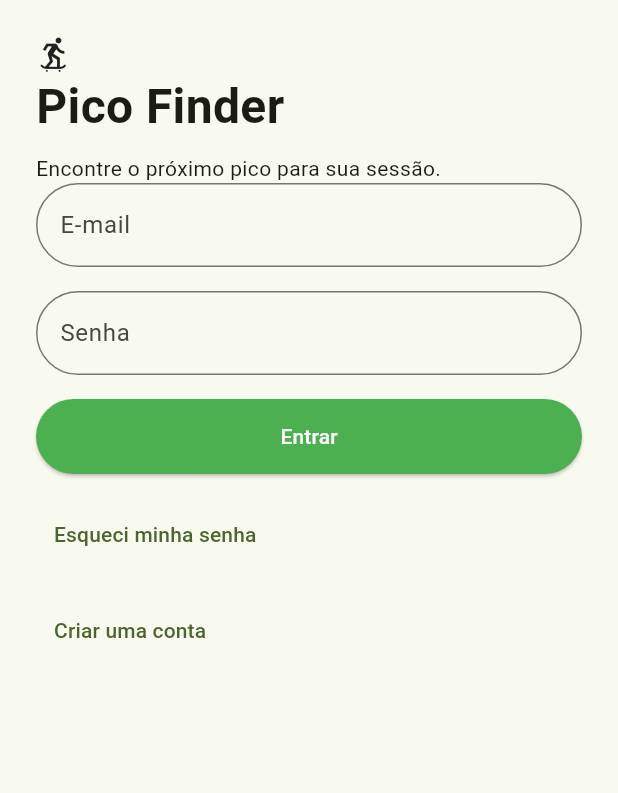
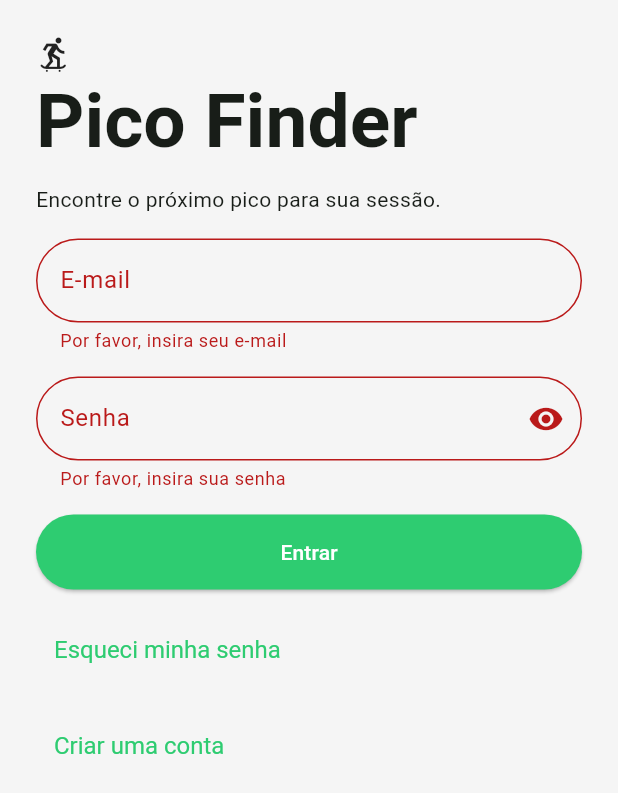
Before and after one commit to Raomelo05/Pico-Finder, a Flutter app: the screen it shows after launch, after a tap on "Entrar", on a phone screen of 412 x 824 dp. Shown: the top 793 px of the screen. Run offline on Flutter 3.47's test engine with Material 3 defaults, Android fonts, the phone set to English and light mode, and no system bars; Roboto replaces fonts that are missing (Poppins).

Commit message:
Atualizações do login e estrutura do projeto

```diff
--- a/lib/core/constants/theme/routes/services/utils/app_text_style.dart
+++ b/lib/core/constants/theme/routes/services/utils/app_text_style.dart
@@ -1,17 +1,19 @@
 import 'package:flutter/material.dart';
 
-class AppTextStyle {
+class AppTextStyles {
   static const TextStyle heading1 = TextStyle(
     fontSize: 32,
     fontWeight: FontWeight.bold,
   );
 
   static const TextStyle heading2 = TextStyle(
+    fontFamily: 'Pacifico',
     fontSize: 24,
     fontWeight: FontWeight.bold,
   );
 
-  static const TextStyle bodyText = TextStyle(
+  static const TextStyle body = TextStyle(
+    fontFamily: 'Poppins',
     fontSize: 16,
     fontWeight: FontWeight.normal,
   );
--- a/lib/core/constants/theme/routes/services/utils/app_theme.dart
+++ b/lib/core/constants/theme/routes/services/utils/app_theme.dart
@@ -1,6 +1,53 @@
 import 'package:flutter/material.dart';
+import 'package:pico_finder/core/constants/theme/routes/services/utils/app_colors.dart';
+import 'package:pico_finder/core/constants/theme/routes/services/utils/app_text_style.dart';
+
 
 
 class AppTheme {
+  static final ThemeData lightTheme = ThemeData(
+    brightness: Brightness.light,
+
+    scaffoldBackgroundColor: AppColors.backgroundColor,
+
+   colorScheme: ColorScheme.fromSeed(
+    seedColor: AppColors.primaryColor),
+
+   elevatedButtonTheme: ElevatedButtonThemeData(
+  style: ElevatedButton.styleFrom(
+    backgroundColor: AppColors.primaryColor,
+    foregroundColor: Colors.white,
+    minimumSize: const Size.fromHeight(50),
+    shape: RoundedRectangleBorder(
+      borderRadius: BorderRadius.circular(40),
+    ),
+  ),
+),
+ inputDecorationTheme: InputDecorationTheme(
+  border: OutlineInputBorder(
+    borderRadius: BorderRadius.circular(40),
+    borderSide: BorderSide
+    (color: AppColors.primaryColor,
+    width: 2.0),
+    ),
+ ),
+
+  textTheme: const TextTheme(
+   headlineSmall: TextStyle(
+    fontFamily: 'Roboto',
+    fontSize: 50,
+    fontWeight: FontWeight.bold),
+
+   ),
+  textButtonTheme: TextButtonThemeData(
+  style: TextButton.styleFrom(
+    foregroundColor: AppColors.primaryColor,
+    textStyle: AppTextStyles.body,
+
+  ),
+  ),
+    );
+
+
 
 }
--- a/lib/features/auth/data/domain/presentation/login_page.dart
+++ b/lib/features/auth/data/domain/presentation/login_page.dart
@@ -1,63 +1,114 @@
 import 'package:flutter/material.dart';
 
 
-class LoginPage extends StatelessWidget {
+class LoginPage extends StatefulWidget {
   const LoginPage({super.key});
 
   @override
+  State<LoginPage> createState() => _LoginPageState();
+}
+
+class _LoginPageState extends State<LoginPage> {
+
+  bool _isPasswordVisible = false;
+
+  final emailController = TextEditingController();
+  final passwordController = TextEditingController();
+
+  final _formKey = GlobalKey<FormState>();
+
+  @override
+
   Widget build(BuildContext context) {
+   final theme = Theme.of(context);
     return Scaffold(
       body: SafeArea(
+        child: SingleChildScrollView(
         child: Padding(
           padding: const EdgeInsets.all(24),
-          child: Column(
+          child: Form(
+            key: _formKey,
+            child: Column(
            crossAxisAlignment: CrossAxisAlignment.start,
             children: [
               const Icon(
                 Icons.skateboarding,),
-              const Text(
+               Text(
                 'Pico Finder',
-                style: TextStyle(
-                  fontSize: 32,
-                  fontWeight: FontWeight.bold,
-                ),
+                style: theme.textTheme.headlineSmall
               ),
                const SizedBox(height: 8),
 
-              const Text(
+               Text(
                 'Encontre o próximo pico para sua sessão.',
+                style: theme.textTheme.bodyMedium,
+
+
+
               ),
-              TextField(
+              const SizedBox(height: 16),
+
+              TextFormField(
+                validator: (value) {
+                  if (value == null || value.isEmpty) {
+                    return 'Por favor, insira seu e-mail';
+                  }
+                  if (value.isEmpty || !value.contains('@')) {
+                    return 'Por favor, insira um e-mail válido';
+                  }
+                  return null;
+                },
+                controller: emailController,
                 decoration: const InputDecoration(
                   labelText: 'E-mail',
-                  border: OutlineInputBorder(
-                    borderRadius: BorderRadius.all(Radius.circular(40))
+
+
                   ),
                 ),
-              ),
+
              const SizedBox(height: 16),
 
-             TextField(
-              decoration: InputDecoration(
+             TextFormField(
+
+              validator: (value) {
+                if (value == null || value.isEmpty) {
+                  return 'Por favor, insira sua senha';
+                }
+                if (value.length < 6) {
+                  return 'A senha deve ter pelo menos 6 caracteres';
+                }
+                return null;
+              },
+              controller: passwordController,
+              decoration:  InputDecoration(
                 labelText: 'Senha',
-                border: OutlineInputBorder(
-                borderRadius: BorderRadius.all(Radius.circular(40))
-                ),
-              ),
-             ),
-             const SizedBox(height: 16),
+                suffixIcon: IconButton(
+                  icon: Icon(Icons.visibility),
+                  onPressed: (){
+                   setState(() {
+                      _isPasswordVisible = !_isPasswordVisible;
+                    });
+                  },
+                  ),
+
+                 ),
+                 obscureText: !_isPasswordVisible,
+                 ),
+
+                  const SizedBox(height: 16),
 
             ElevatedButton(
-              onPressed:() {},
+
+              onPressed:() {
+               if (_formKey.currentState!.validate()){
+               print (emailController.text);
+               print (passwordController.text);
+               }
+
+              },
+
                child: const Text('Entrar'),
-               style: ElevatedButton.styleFrom(
-                backgroundColor: Colors.green,
-                foregroundColor: Colors.white,
-                minimumSize: const Size.fromHeight(50),
-                shape: RoundedRectangleBorder(
-                  borderRadius: BorderRadius.circular(40),
-                ),
-                ),
+
 
                ),
                const SizedBox(height: 16),
@@ -73,6 +124,7 @@ class LoginPage extends StatelessWidget {
                TextButton(
                 onPressed: () {},
                 child: const Text('Criar uma conta'),
+
                ),
 
                const SizedBox(height: 16),
@@ -80,6 +132,8 @@ class LoginPage extends StatelessWidget {
           ),
         ),
       ),
+    ),
+        ),
     );
   }
 }
--- a/lib/main.dart
+++ b/lib/main.dart
@@ -1,24 +1,19 @@
 import 'package:flutter/material.dart';
+import 'core/constants/theme/routes/services/utils/app_theme.dart';
 import 'features/auth/data/domain/presentation/login_page.dart';
 
-
-import 'package:pico_finder/features/auth/data/domain/presentation/login_page.dart';void main() {
+void main() {
   runApp(const MyApp());
 }
 
 class MyApp extends StatelessWidget {
   const MyApp({super.key});
 
-
   @override
   Widget build(BuildContext context) {
     return MaterialApp(
-      title: 'Flutter Demo',
-      theme: ThemeData(
-
-        colorScheme: ColorScheme.fromSeed
-        (seedColor: Colors.lightGreen),
-      ),
+      title: 'Pico Finder',
+      theme: AppTheme.lightTheme,
       home: const LoginPage(),
     );
   }
```
Also changed, not shown: 1 other file.
